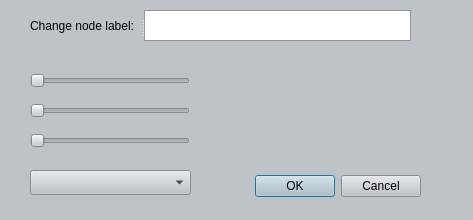
Above: IntelliGraph/popup.ui from SEGroup10/IntelliGraph before the change. Below: the same form after it.
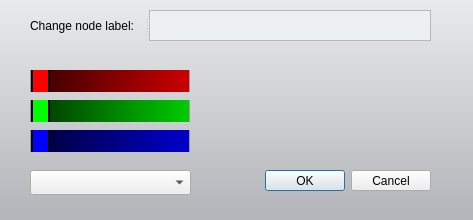
That is the form after the change.

Commit message:
Styling one popup
One popup styled like the rest of the application

```diff
--- a/IntelliGraph/popup.ui
+++ b/IntelliGraph/popup.ui
@@ -16,421 +16,6 @@
     <verstretch>0</verstretch>
    </sizepolicy>
   </property>
-  <property name="palette">
-   <palette>
-    <active>
-     <colorrole role="WindowText">
-      <brush brushstyle="SolidPattern">
-       <color alpha="255">
-        <red>0</red>
-        <green>0</green>
-        <blue>0</blue>
-       </color>
-      </brush>
-     </colorrole>
-     <colorrole role="Button">
-      <brush brushstyle="SolidPattern">
-       <color alpha="255">
-        <red>189</red>
-        <green>195</green>
-        <blue>199</blue>
-       </color>
-      </brush>
-     </colorrole>
-     <colorrole role="Light">
-      <brush brushstyle="SolidPattern">
-       <color alpha="255">
-        <red>255</red>
-        <green>255</green>
-        <blue>255</blue>
-       </color>
-      </brush>
-     </colorrole>
-     <colorrole role="Midlight">
-      <brush brushstyle="SolidPattern">
-       <color alpha="255">
-        <red>222</red>
-        <green>225</green>
-        <blue>227</blue>
-       </color>
-      </brush>
-     </colorrole>
-     <colorrole role="Dark">
-      <brush brushstyle="SolidPattern">
-       <color alpha="255">
-        <red>94</red>
-        <green>97</green>
-        <blue>99</blue>
-       </color>
-      </brush>
-     </colorrole>
-     <colorrole role="Mid">
-      <brush brushstyle="SolidPattern">
-       <color alpha="255">
-        <red>126</red>
-        <green>130</green>
-        <blue>133</blue>
-       </color>
-      </brush>
-     </colorrole>
-     <colorrole role="Text">
-      <brush brushstyle="SolidPattern">
-       <color alpha="255">
-        <red>0</red>
-        <green>0</green>
-        <blue>0</blue>
-       </color>
-      </brush>
-     </colorrole>
-     <colorrole role="BrightText">
-      <brush brushstyle="SolidPattern">
-       <color alpha="255">
-        <red>255</red>
-        <green>255</green>
-        <blue>255</blue>
-       </color>
-      </brush>
-     </colorrole>
-     <colorrole role="ButtonText">
-      <brush brushstyle="SolidPattern">
-       <color alpha="255">
-        <red>0</red>
-        <green>0</green>
-        <blue>0</blue>
-       </color>
-      </brush>
-     </colorrole>
-     <colorrole role="Base">
-      <brush brushstyle="SolidPattern">
-       <color alpha="255">
-        <red>255</red>
-        <green>255</green>
-        <blue>255</blue>
-       </color>
-      </brush>
-     </colorrole>
-     <colorrole role="Window">
-      <brush brushstyle="SolidPattern">
-       <color alpha="255">
-        <red>189</red>
-        <green>195</green>
-        <blue>199</blue>
-       </color>
-      </brush>
-     </colorrole>
-     <colorrole role="Shadow">
-      <brush brushstyle="SolidPattern">
-       <color alpha="255">
-        <red>0</red>
-        <green>0</green>
-        <blue>0</blue>
-       </color>
-      </brush>
-     </colorrole>
-     <colorrole role="AlternateBase">
-      <brush brushstyle="SolidPattern">
-       <color alpha="255">
-        <red>222</red>
-        <green>225</green>
-        <blue>227</blue>
-       </color>
-      </brush>
-     </colorrole>
-     <colorrole role="ToolTipBase">
-      <brush brushstyle="SolidPattern">
-       <color alpha="255">
-        <red>255</red>
-        <green>255</green>
-        <blue>220</blue>
-       </color>
-      </brush>
-     </colorrole>
-     <colorrole role="ToolTipText">
-      <brush brushstyle="SolidPattern">
-       <color alpha="255">
-        <red>0</red>
-        <green>0</green>
-        <blue>0</blue>
-       </color>
-      </brush>
-     </colorrole>
-    </active>
-    <inactive>
-     <colorrole role="WindowText">
-      <brush brushstyle="SolidPattern">
-       <color alpha="255">
-        <red>0</red>
-        <green>0</green>
-        <blue>0</blue>
-       </color>
-      </brush>
-     </colorrole>
-     <colorrole role="Button">
-      <brush brushstyle="SolidPattern">
-       <color alpha="255">
-        <red>189</red>
-        <green>195</green>
-        <blue>199</blue>
-       </color>
-      </brush>
-     </colorrole>
-     <colorrole role="Light">
-      <brush brushstyle="SolidPattern">
-       <color alpha="255">
-        <red>255</red>
-        <green>255</green>
-        <blue>255</blue>
-       </color>
-      </brush>
-     </colorrole>
-     <colorrole role="Midlight">
-      <brush brushstyle="SolidPattern">
-       <color alpha="255">
-        <red>222</red>
-        <green>225</green>
-        <blue>227</blue>
-       </color>
-      </brush>
-     </colorrole>
-     <colorrole role="Dark">
-      <brush brushstyle="SolidPattern">
-       <color alpha="255">
-        <red>94</red>
-        <green>97</green>
-        <blue>99</blue>
-       </color>
-      </brush>
-     </colorrole>
-     <colorrole role="Mid">
-      <brush brushstyle="SolidPattern">
-       <color alpha="255">
-        <red>126</red>
-        <green>130</green>
-        <blue>133</blue>
-       </color>
-      </brush>
-     </colorrole>
-     <colorrole role="Text">
-      <brush brushstyle="SolidPattern">
-       <color alpha="255">
-        <red>0</red>
-        <green>0</green>
-        <blue>0</blue>
-       </color>
-      </brush>
-     </colorrole>
-     <colorrole role="BrightText">
-      <brush brushstyle="SolidPattern">
-       <color alpha="255">
-        <red>255</red>
-        <green>255</green>
-        <blue>255</blue>
-       </color>
-      </brush>
-     </colorrole>
-     <colorrole role="ButtonText">
-      <brush brushstyle="SolidPattern">
-       <color alpha="255">
-        <red>0</red>
-        <green>0</green>
-        <blue>0</blue>
-       </color>
-      </brush>
-     </colorrole>
-     <colorrole role="Base">
-      <brush brushstyle="SolidPattern">
-       <color alpha="255">
-        <red>255</red>
-        <green>255</green>
-        <blue>255</blue>
-       </color>
-      </brush>
-     </colorrole>
-     <colorrole role="Window">
-      <brush brushstyle="SolidPattern">
-       <color alpha="255">
-        <red>189</red>
-        <green>195</green>
-        <blue>199</blue>
-       </color>
-      </brush>
-     </colorrole>
-     <colorrole role="Shadow">
-      <brush brushstyle="SolidPattern">
-       <color alpha="255">
-        <red>0</red>
-        <green>0</green>
-        <blue>0</blue>
-       </color>
-      </brush>
-     </colorrole>
-     <colorrole role="AlternateBase">
-      <brush brushstyle="SolidPattern">
-       <color alpha="255">
-        <red>222</red>
-        <green>225</green>
-        <blue>227</blue>
-       </color>
-      </brush>
-     </colorrole>
-     <colorrole role="ToolTipBase">
-      <brush brushstyle="SolidPattern">
-       <color alpha="255">
-        <red>255</red>
-        <green>255</green>
-        <blue>220</blue>
-       </color>
-      </brush>
-     </colorrole>
-     <colorrole role="ToolTipText">
-      <brush brushstyle="SolidPattern">
-       <color alpha="255">
-        <red>0</red>
-        <green>0</green>
-        <blue>0</blue>
-       </color>
-      </brush>
-     </colorrole>
-    </inactive>
-    <disabled>
-     <colorrole role="WindowText">
-      <brush brushstyle="SolidPattern">
-       <color alpha="255">
-        <red>94</red>
-        <green>97</green>
-        <blue>99</blue>
-       </color>
-      </brush>
-     </colorrole>
-     <colorrole role="Button">
-      <brush brushstyle="SolidPattern">
-       <color alpha="255">
-        <red>189</red>
-        <green>195</green>
-        <blue>199</blue>
-       </color>
-      </brush>
-     </colorrole>
-     <colorrole role="Light">
-      <brush brushstyle="SolidPattern">
-       <color alpha="255">
-        <red>255</red>
-        <green>255</green>
-        <blue>255</blue>
-       </color>
-      </brush>
-     </colorrole>
-     <colorrole role="Midlight">
-      <brush brushstyle="SolidPattern">
-       <color alpha="255">
-        <red>222</red>
-        <green>225</green>
-        <blue>227</blue>
-       </color>
-      </brush>
-     </colorrole>
-     <colorrole role="Dark">
-      <brush brushstyle="SolidPattern">
-       <color alpha="255">
-        <red>94</red>
-        <green>97</green>
-        <blue>99</blue>
-       </color>
-      </brush>
-     </colorrole>
-     <colorrole role="Mid">
-      <brush brushstyle="SolidPattern">
-       <color alpha="255">
-        <red>126</red>
-        <green>130</green>
-        <blue>133</blue>
-       </color>
-      </brush>
-     </colorrole>
-     <colorrole role="Text">
-      <brush brushstyle="SolidPattern">
-       <color alpha="255">
-        <red>94</red>
-        <green>97</green>
-        <blue>99</blue>
-       </color>
-      </brush>
-     </colorrole>
-     <colorrole role="BrightText">
-      <brush brushstyle="SolidPattern">
-       <color alpha="255">
-        <red>255</red>
-        <green>255</green>
-        <blue>255</blue>
-       </color>
-      </brush>
-     </colorrole>
-     <colorrole role="ButtonText">
-      <brush brushstyle="SolidPattern">
-       <color alpha="255">
-        <red>94</red>
-        <green>97</green>
-        <blue>99</blue>
-       </color>
-      </brush>
-     </colorrole>
-     <colorrole role="Base">
-      <brush brushstyle="SolidPattern">
-       <color alpha="255">
-        <red>189</red>
-        <green>195</green>
-        <blue>199</blue>
-       </color>
-      </brush>
-     </colorrole>
-     <colorrole role="Window">
-      <brush brushstyle="SolidPattern">
-       <color alpha="255">
-        <red>189</red>
-        <green>195</green>
-        <blue>199</blue>
-       </color>
-      </brush>
-     </colorrole>
-     <colorrole role="Shadow">
-      <brush brushstyle="SolidPattern">
-       <color alpha="255">
-        <red>0</red>
-        <green>0</green>
-        <blue>0</blue>
-       </color>
-      </brush>
-     </colorrole>
-     <colorrole role="AlternateBase">
-      <brush brushstyle="SolidPattern">
-       <color alpha="255">
-        <red>189</red>
-        <green>195</green>
-        <blue>199</blue>
-       </color>
-      </brush>
-     </colorrole>
-     <colorrole role="ToolTipBase">
-      <brush brushstyle="SolidPattern">
-       <color alpha="255">
-        <red>255</red>
-        <green>255</green>
-        <blue>220</blue>
-       </color>
-      </brush>
-     </colorrole>
-     <colorrole role="ToolTipText">
-      <brush brushstyle="SolidPattern">
-       <color alpha="255">
-        <red>0</red>
-        <green>0</green>
-        <blue>0</blue>
-       </color>
-      </brush>
-     </colorrole>
-    </disabled>
-   </palette>
-  </property>
   <property name="windowTitle">
    <string>Node properties</string>
   </property>
@@ -440,13 +25,71 @@
   <property name="autoFillBackground">
    <bool>false</bool>
   </property>
+  <property name="styleSheet">
+   <string notr="true">/* http://paletton.com/#uid=13U0u0kd1oO0hT21i-bwUkbDIde
+ * color 1: #E9EAEB
+ * color 2: #B3B4B9
+ * color 3: #585E88
+ * color 4: #0E1B6E
+ * color 5: #071048
+ */
+
+QDialog {
+  background: QLinearGradient(x1: 0, y1: 0, x2: 0, y2: 1, stop: 0 #E9EAEB, stop: 1 #B3B4B9);
+}
+
+#labelTextbox {
+  background-color: #ecf0f1
+}
+
+QSlider::handle:horizontal {
+  width: 15px;
+  margin: -5px 0 -5px 0;
+  border-radius: 3px;
+  border: 2px solid black;
+}
+
+QSlider::groove:horizontal {
+ border: 1px solid #999999;
+ height: 50px;
+ margin: 0 0 0 0;
+}
+
+QSlider {
+ width: 40px;
+}
+
+#redSlider::groove:horizontal {
+ background: qlineargradient(x1:0, y1:0, x2:1, y2:0, stop:0 #330000, stop:1 #CC0000);
+}
+
+#redSlider::handle:horizontal {
+  background: #FF0000;
+}
+
+#greenSlider::groove:horizontal {
+ background: qlineargradient(x1:0, y1:0, x2:1, y2:0, stop:0 #003300, stop:1 #00CC00);
+}
+
+#greenSlider::handle:horizontal {
+  background: #00FF00;
+}
+
+#blueSlider::groove:horizontal {
+ background: qlineargradient(x1:0, y1:0, x2:1, y2:0, stop:0 #000033, stop:1 #0000CC);
+}
+
+#blueSlider::handle:horizontal {
+  background: #0000FF;
+}</string>
+  </property>
   <widget class="QDialogButtonBox" name="buttonBox">
    <property name="geometry">
     <rect>
-     <x>220</x>
+     <x>230</x>
      <y>170</y>
      <width>201</width>
-     <height>32</height>
+     <height>21</height>
     </rect>
    </property>
    <property name="orientation">
@@ -508,7 +151,7 @@
   <widget class="QLabel" name="colourPreview">
    <property name="geometry">
     <rect>
-     <x>230</x>
+     <x>260</x>
      <y>70</y>
      <width>171</width>
      <height>81</height>
@@ -523,7 +166,7 @@
     <rect>
      <x>30</x>
      <y>10</y>
-     <width>381</width>
+     <width>401</width>
      <height>31</height>
     </rect>
    </property>
@@ -536,9 +179,27 @@
     </property>
    </widget>
    <widget class="QPlainTextEdit" name="labelTextbox">
+    <property name="sizePolicy">
+     <sizepolicy hsizetype="Expanding" vsizetype="Fixed">
+      <horstretch>0</horstretch>
+      <verstretch>0</verstretch>
+     </sizepolicy>
+    </property>
     <property name="inputMethodHints">
      <set>Qt::ImhNone</set>
     </property>
+    <property name="verticalScrollBarPolicy">
+     <enum>Qt::ScrollBarAlwaysOff</enum>
+    </property>
+    <property name="horizontalScrollBarPolicy">
+     <enum>Qt::ScrollBarAlwaysOff</enum>
+    </property>
+    <property name="tabChangesFocus">
+     <bool>true</bool>
+    </property>
+    <property name="lineWrapMode">
+     <enum>QPlainTextEdit::NoWrap</enum>
+    </property>
    </widget>
   </widget>
  </widget>
```
The commit also changes 2 other files.
